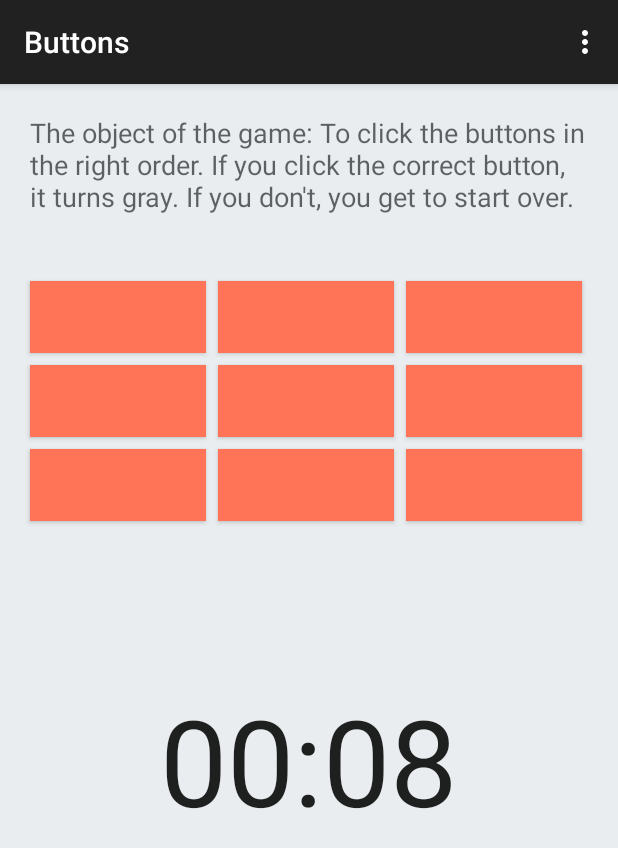
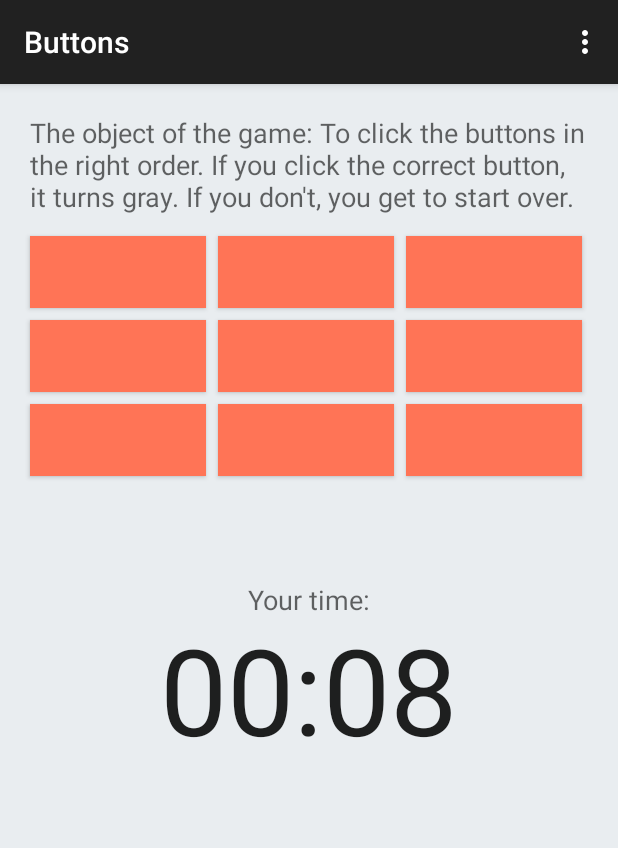
Before and after one commit to lnicolaysen/MemoryButtonGame, an Android app: the screen it shows after launch (MainActivity), on a phone screen of 412 x 824 dp. Shown: the top 848 px of the screen. Run offline under Robolectric (Android 15) with nearby library versions, the phone set to English and light mode, and no system bars.

Commit message:
Finished up last minute changes

```diff
--- a/app/src/main/res/layout/activity_main.xml
+++ b/app/src/main/res/layout/activity_main.xml
@@ -38,7 +38,7 @@
         android:id="@+id/button1"
         android:layout_row="1"
         android:layout_column="0"
-        android:background="#ffff7456" />
+        android:background="@color/ButtonColor" />
 
     <Button
         android:layout_width="wrap_content"
@@ -46,7 +46,7 @@
         android:id="@+id/button2"
         android:layout_row="1"
         android:layout_column="1"
-        android:background="#ffff7456" />
+        android:background="@color/ButtonColor" />
 
     <Button
         android:layout_width="wrap_content"
@@ -54,7 +54,7 @@
         android:id="@+id/button3"
         android:layout_row="1"
         android:layout_column="2"
-        android:background="#ffff7456" />
+        android:background="@color/ButtonColor" />
 
     <Button
         android:layout_width="wrap_content"
@@ -62,7 +62,7 @@
         android:id="@+id/button4"
         android:layout_row="2"
         android:layout_column="0"
-        android:background="#ffff7456" />
+        android:background="@color/ButtonColor" />
 
     <Button
         android:layout_width="wrap_content"
@@ -70,7 +70,7 @@
         android:id="@+id/button5"
         android:layout_row="2"
         android:layout_column="1"
-        android:background="#ffff7456" />
+        android:background="@color/ButtonColor" />
 
     <Button
         android:layout_width="wrap_content"
@@ -78,7 +78,7 @@
         android:id="@+id/button6"
         android:layout_row="2"
         android:layout_column="2"
-        android:background="#ffff7456" />
+        android:background="@color/ButtonColor" />
 
     <Button
         android:layout_width="wrap_content"
@@ -86,7 +86,7 @@
         android:id="@+id/button7"
         android:layout_row="3"
         android:layout_column="0"
-        android:background="#ffff7456" />
+        android:background="@color/ButtonColor" />
 
     <Button
         android:layout_width="wrap_content"
@@ -94,7 +94,7 @@
         android:id="@+id/button8"
         android:layout_row="3"
         android:layout_column="1"
-        android:background="#ffff7456" />
+        android:background="@color/ButtonColor" />
 
     <Button
         android:layout_width="wrap_content"
@@ -102,7 +102,7 @@
         android:id="@+id/button9"
         android:layout_row="3"
         android:layout_column="2"
-        android:background="#ffff7456" />
+        android:background="@color/ButtonColor" />
 
     <Button
         android:layout_width="wrap_content"
@@ -113,7 +113,7 @@
         android:layout_column="0"
         android:layout_columnSpan="3"
         android:layout_gravity="center_horizontal"
-        android:layout_margin="0dp" />
+        android:layout_marginTop="10dp" />
 
     <TextView
         android:layout_width="wrap_content"
@@ -124,8 +124,7 @@
         android:layout_row="5"
         android:layout_column="0"
         android:layout_columnSpan="3"
-        android:layout_gravity="center_horizontal"
-        android:layout_marginTop="25dp" />
+        android:layout_gravity="center_horizontal" />
 
     <Chronometer
         android:layout_width="wrap_content"
@@ -136,6 +135,6 @@
         android:layout_columnSpan="3"
         android:layout_gravity="center_horizontal"
         android:textSize="80dp"
-        android:layout_margin="0dp" />
+        android:layout_marginTop="-10dp" />
 
 </GridLayout>
--- a/app/src/main/res/menu/menu_main.xml
+++ b/app/src/main/res/menu/menu_main.xml
@@ -3,4 +3,5 @@
     xmlns:tools="http://schemas.android.com/tools" tools:context=".MainActivity">
     <item android:id="@+id/action_settings" android:title="@string/action_settings"
         android:orderInCategory="100" app:showAsAction="never" />
+
 </menu>
--- /dev/null
+++ b/app/src/main/res/values/colors.xml
@@ -0,0 +1,4 @@
+<?xml version="1.0" encoding="utf-8"?>
+<resources>
+    <color name="ButtonColor">#ffff7456</color>
+</resources>
--- a/app/src/main/res/values/dimens.xml
+++ b/app/src/main/res/values/dimens.xml
@@ -2,5 +2,6 @@
     <!-- Default screen margins, per the Android Design guidelines. -->
     <dimen name="activity_horizontal_margin">16dp</dimen>
     <dimen name="activity_vertical_margin">16dp</dimen>
-    <dimen name="desc_margin">40dp</dimen>
+    <dimen name="desc_margin">10dp</dimen>
+
 </resources>
--- a/app/src/main/res/values/strings.xml
+++ b/app/src/main/res/values/strings.xml
@@ -6,4 +6,5 @@
     <string name="description">The object of the game: To click the buttons in the right order. If you click the correct button, it turns gray. If you don\'t, you get to start over.</string>
     <string name="timeTextView">Your time:</string>
     <string name="title_activity_win">WinActivity</string>
+
 </resources>
```
Also changed, not shown: app/src/main/java/edu/augustana/csc490/memorybuttongame/MainActivity.java (+13 -9 lines), app/src/main/res/layout/activity_win.xml (deleted, +0 -36 lines), app/src/main/res/menu/menu_win.xml (deleted, +0 -7 lines).
